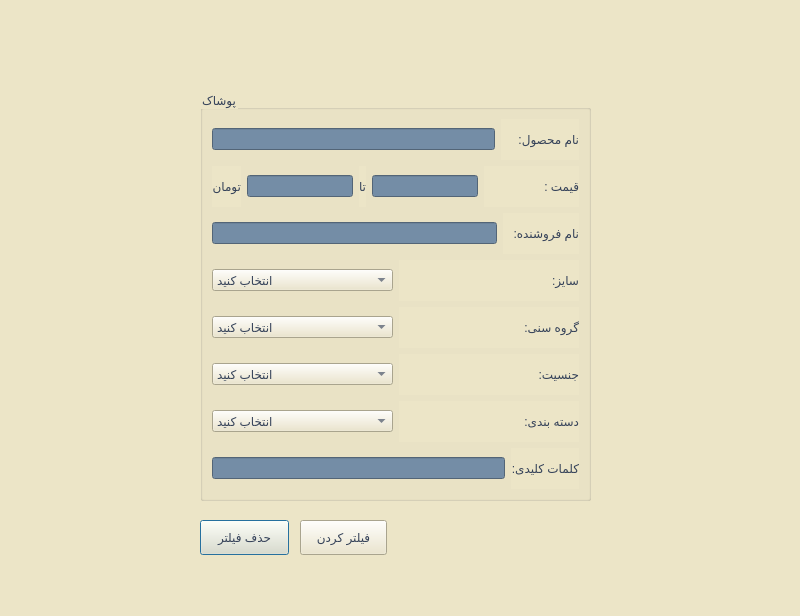
Qt form Project_Ap/clothes_filter.ui (AP-projects-4001/metagoofill) before a commit.
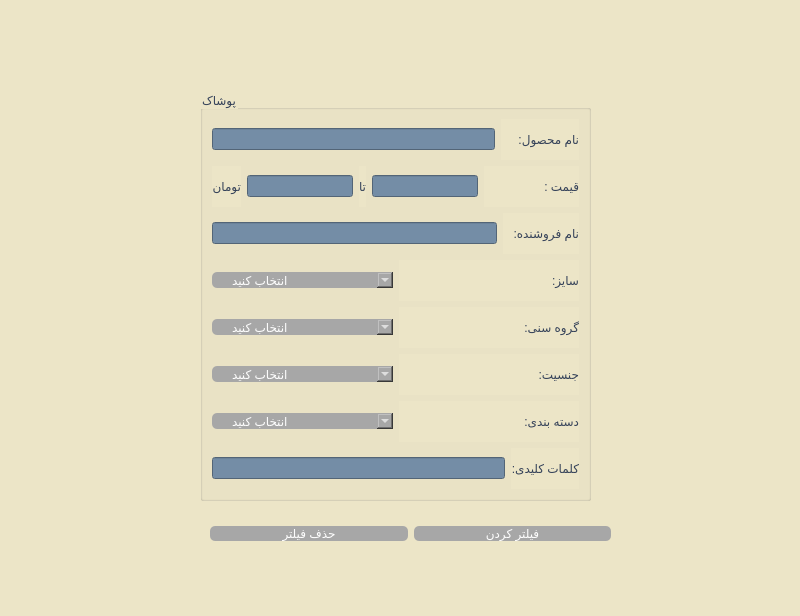
The same form after that commit.

Commit message: {adding css style In the first stage of graphic changes}

What changed in the file:
```diff
--- a/Project_Ap/clothes_filter.ui
+++ b/Project_Ap/clothes_filter.ui
@@ -146,6 +146,16 @@
      <layout class="QHBoxLayout" name="horizontalLayout_8">
       <item>
        <widget class="QComboBox" name="comboBox_4">
+        <property name="styleSheet">
+         <string notr="true">QComboBox#comboBox_4 {
+padding-left: 20px;
+padding-right: 20px;
+font: 22pt &quot;MS Shell Dlg 2&quot;;
+border-radius: 5px;
+	background-color: rgb(167, 167, 167);
+color: #fefefe;
+}</string>
+        </property>
         <item>
          <property name="text">
           <string>انتخاب کنید</string>
@@ -205,6 +215,16 @@
      <layout class="QHBoxLayout" name="horizontalLayout_7">
       <item>
        <widget class="QComboBox" name="comboBox_3">
+        <property name="styleSheet">
+         <string notr="true">QComboBox#comboBox_3 {
+padding-left: 20px;
+padding-right: 20px;
+font: 22pt &quot;MS Shell Dlg 2&quot;;
+border-radius: 5px;
+	background-color: rgb(167, 167, 167);
+color: #fefefe;
+}</string>
+        </property>
         <item>
          <property name="text">
           <string>انتخاب کنید</string>
@@ -244,6 +264,16 @@
      <layout class="QHBoxLayout" name="horizontalLayout_6">
       <item>
        <widget class="QComboBox" name="comboBox_2">
+        <property name="styleSheet">
+         <string notr="true">QComboBox#comboBox_2 {
+padding-left: 20px;
+padding-right: 20px;
+font: 22pt &quot;MS Shell Dlg 2&quot;;
+border-radius: 5px;
+	background-color: rgb(167, 167, 167);
+color: #fefefe;
+}</string>
+        </property>
         <item>
          <property name="text">
           <string>انتخاب کنید</string>
@@ -283,6 +313,16 @@
      <layout class="QHBoxLayout" name="horizontalLayout">
       <item>
        <widget class="QComboBox" name="comboBox">
+        <property name="styleSheet">
+         <string notr="true">QComboBox#comboBox {
+padding-left: 20px;
+padding-right: 20px;
+font: 22pt &quot;MS Shell Dlg 2&quot;;
+border-radius: 5px;
+background-color: rgb(167, 167, 167);
+color: #fefefe;
+}</string>
+        </property>
         <item>
          <property name="text">
           <string>انتخاب کنید</string>
@@ -400,39 +440,51 @@
     </item>
    </layout>
   </widget>
-  <widget class="QPushButton" name="pushButton">
+  <widget class="QWidget" name="">
    <property name="geometry">
     <rect>
-     <x>200</x>
-     <y>520</y>
-     <width>89</width>
-     <height>35</height>
+     <x>210</x>
+     <y>510</y>
+     <width>401</width>
+     <height>47</height>
     </rect>
    </property>
-   <property name="styleSheet">
-    <string notr="true">color: rgb(53, 66, 89);
-font: 11pt &quot;Lalezar&quot;;</string>
-   </property>
-   <property name="text">
-    <string>حذف فیلتر</string>
-   </property>
-  </widget>
-  <widget class="QPushButton" name="pushButton_2">
-   <property name="geometry">
-    <rect>
-     <x>300</x>
-     <y>520</y>
-     <width>87</width>
-     <height>35</height>
-    </rect>
-   </property>
-   <property name="styleSheet">
-    <string notr="true">color: rgb(53, 66, 89);
-font: 11pt &quot;Lalezar&quot;;</string>
-   </property>
-   <property name="text">
-    <string>فیلتر کردن</string>
-   </property>
+   <layout class="QHBoxLayout" name="horizontalLayout_9">
+    <item>
+     <widget class="QPushButton" name="pushButton">
+      <property name="styleSheet">
+       <string notr="true">QPushButton#pushButton {
+padding-left: 20px;
+padding-right: 20px;
+font: 22pt &quot;MS Shell Dlg 2&quot;;
+border-radius: 5px;
+	background-color: rgb(167, 167, 167);
+color: #fefefe;
+}</string>
+      </property>
+      <property name="text">
+       <string>حذف فیلتر</string>
+      </property>
+     </widget>
+    </item>
+    <item>
+     <widget class="QPushButton" name="pushButton_2">
+      <property name="styleSheet">
+       <string notr="true">QPushButton#pushButton_2 {
+padding-left: 20px;
+padding-right: 20px;
+font: 22pt &quot;MS Shell Dlg 2&quot;;
+border-radius: 5px;
+	background-color: rgb(167, 167, 167);
+color: #fefefe;
+}</string>
+      </property>
+      <property name="text">
+       <string>فیلتر کردن</string>
+      </property>
+     </widget>
+    </item>
+   </layout>
   </widget>
  </widget>
  <resources/>
```
The commit also changes 9 other files.
